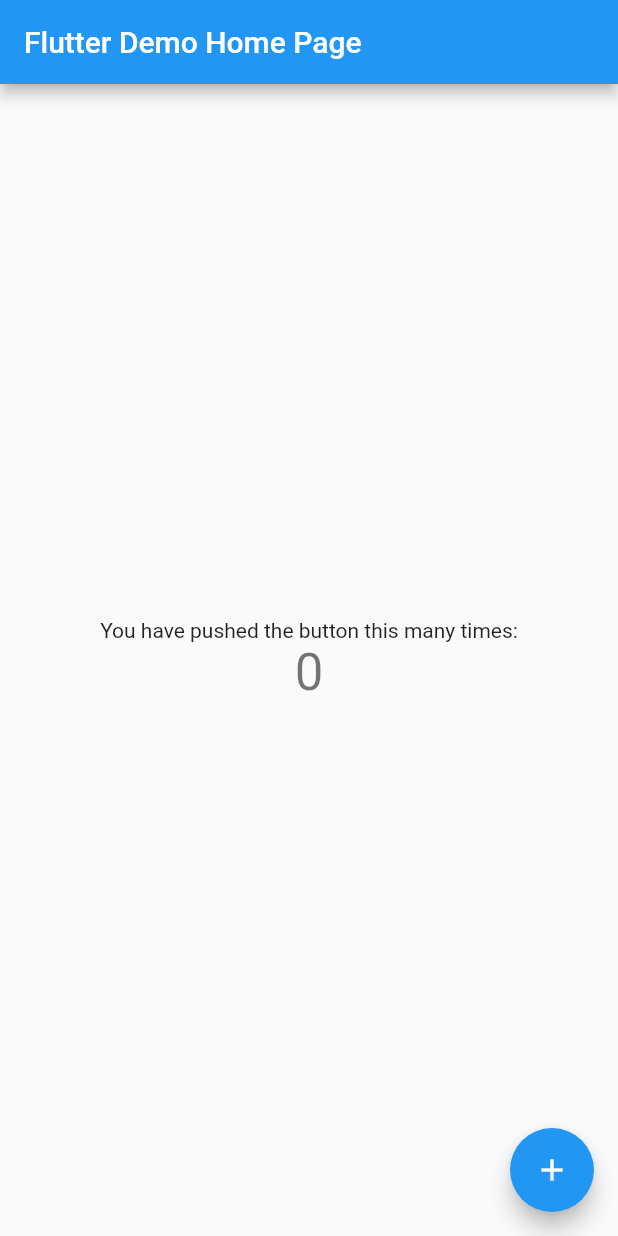
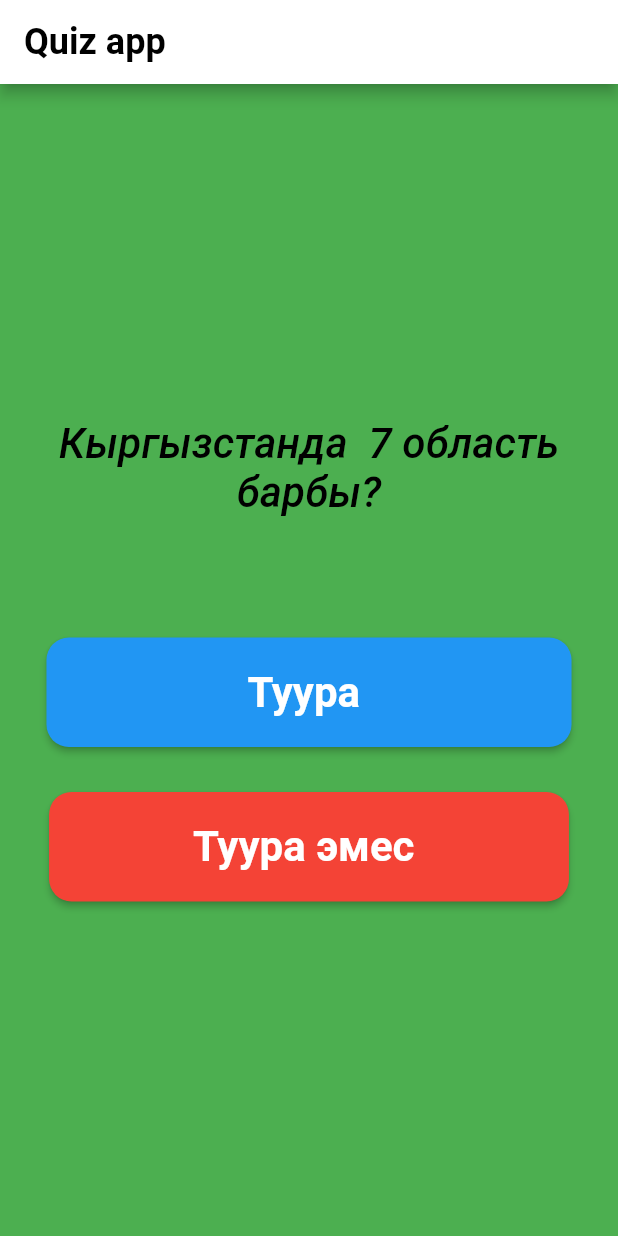
Before and after one commit to zharkynai13/Flutter-bilim, a Flutter app: the screen it shows after launch, on a phone screen of 412 x 824 dp. Run offline on Flutter 3.47's test engine with Material 2 defaults, Android fonts, the phone set to English and light mode, and no system bars; Roboto replaces fonts that are missing (addressCityAndState).

Commit message:
add quiz app ui

```diff
--- /dev/null
+++ b/quiz_app_hw7/lib/app/app.dart
@@ -0,0 +1,19 @@
+import 'package:flutter/material.dart';
+import 'package:quiz_app_hw7/home/my_home_page.dart';
+
+class MyApp extends StatelessWidget {
+  const MyApp({super.key});
+
+
+  @override
+  Widget build(BuildContext context) {
+    return MaterialApp(
+      debugShowCheckedModeBanner: false,
+      title: 'Flutter Demo',
+      theme: ThemeData(
+        primarySwatch: Colors.blue,
+      ),
+      home: const MyHomePage(),
+    );
+  }
+}
--- /dev/null
+++ b/quiz_app_hw7/lib/constants/app_colors.dart
@@ -0,0 +1,8 @@
+import 'package:flutter/material.dart';
+
+class AppColors {
+  static const appBarColor = Colors.white;
+  static const appBarTextColor = Colors.black;
+  static const bodyColor = Colors.green;
+  static const buttonColorFalse = Colors.red;
+}
--- /dev/null
+++ b/quiz_app_hw7/lib/constants/app_textStyle.dart
@@ -0,0 +1,16 @@
+import 'package:flutter/material.dart';
+import 'package:quiz_app_hw7/constants/app_colors.dart';
+
+class AppTextStyles {
+  static const appBarTextStyle = TextStyle(fontSize: 24,
+  fontWeight: FontWeight.bold,color: AppColors.appBarTextColor);
+  static const bodyTextStyle = TextStyle(fontSize: 28,
+  fontWeight: FontWeight.w500,fontFamily: AutofillHints.addressCityAndState,
+  color: AppColors.appBarTextColor,
+  fontStyle: FontStyle.italic,);
+
+  static const buttonTextStyle = TextStyle(fontSize: 28, fontWeight: FontWeight.w600,
+  color: AppColors.appBarColor,);
+  static const falseButtonTextStyle = TextStyle(fontSize: 28, fontWeight: FontWeight.w600,
+  color:Colors.white,);
+}
--- /dev/null
+++ b/quiz_app_hw7/lib/home/my_home_page.dart
@@ -0,0 +1,75 @@
+import 'package:flutter/material.dart';
+import 'package:quiz_app_hw7/constants/app_colors.dart';
+import 'package:quiz_app_hw7/constants/app_textStyle.dart';
+
+class MyHomePage extends StatefulWidget {
+  const MyHomePage({super.key});
+
+  @override
+  State<MyHomePage> createState() => _MyHomePageState();
+}
+
+class _MyHomePageState extends State<MyHomePage> {
+  @override
+  Widget build(BuildContext context) {
+    return Scaffold( backgroundColor: AppColors.bodyColor,
+      appBar: AppBar(
+        backgroundColor: AppColors.appBarColor,
+        title:  const Text("Quiz app",
+        style: AppTextStyles.appBarTextStyle,
+        ),
+      ),
+      body: Center(
+        child: Column(
+          mainAxisAlignment: MainAxisAlignment.center,
+          children:  [
+            const Text("Кыргызстанда  7 область барбы?",
+            style: AppTextStyles.bodyTextStyle,textAlign: TextAlign.center,
+            ),
+            const SizedBox(height: 80,),
+
+            ElevatedButton(onPressed: () {
+
+            },
+
+            style: ButtonStyle(
+              shape: MaterialStateProperty.all<RoundedRectangleBorder>(RoundedRectangleBorder(borderRadius:
+            BorderRadius.circular(15))),
+            ),
+            child: const Padding(
+              padding:  EdgeInsets.symmetric(horizontal: 118, vertical: 20),
+              child: Text("Туура ",
+               style: AppTextStyles.buttonTextStyle,),
+            )),
+
+              const SizedBox(height: 30,),
+            ElevatedButton(onPressed: () {
+
+            },
+
+            style: ButtonStyle(
+              backgroundColor:
+               MaterialStateProperty.all<Color>(AppColors.buttonColorFalse),
+              shape: MaterialStateProperty.all<RoundedRectangleBorder>(RoundedRectangleBorder(borderRadius:
+            BorderRadius.circular(15),
+            )),
+            ),
+
+            child: const Padding(
+              padding:  EdgeInsets.symmetric(horizontal: 80, vertical: 20),
+              child: Text("Туура эмес ",
+              style: AppTextStyles.falseButtonTextStyle,),
+            ),
+            ),
+            // ListView.builder(
+            //   scrollDirection: Axis.horizontal,
+            //   itemBuilder: (context, index) {
+            //     return;
+
+            // },)
+          ],
+        ),
+      ),
+    );
+  }
+}
--- a/quiz_app_hw7/lib/main.dart
+++ b/quiz_app_hw7/lib/main.dart
@@ -1,115 +1,6 @@
 import 'package:flutter/material.dart';
+import 'package:quiz_app_hw7/app/app.dart';
 
 void main() {
   runApp(const MyApp());
 }
-
-class MyApp extends StatelessWidget {
-  const MyApp({super.key});
-
-  // This widget is the root of your application.
-  @override
-  Widget build(BuildContext context) {
-    return MaterialApp(
-      title: 'Flutter Demo',
-      theme: ThemeData(
-        // This is the theme of your application.
-        //
-        // Try running your application with "flutter run". You'll see the
-        // application has a blue toolbar. Then, without quitting the app, try
-        // changing the primarySwatch below to Colors.green and then invoke
-        // "hot reload" (press "r" in the console where you ran "flutter run",
-        // or simply save your changes to "hot reload" in a Flutter IDE).
-        // Notice that the counter didn't reset back to zero; the application
-        // is not restarted.
-        primarySwatch: Colors.blue,
-      ),
-      home: const MyHomePage(title: 'Flutter Demo Home Page'),
-    );
-  }
-}
-
-class MyHomePage extends StatefulWidget {
-  const MyHomePage({super.key, required this.title});
-
-  // This widget is the home page of your application. It is stateful, meaning
-  // that it has a State object (defined below) that contains fields that affect
-  // how it looks.
-
-  // This class is the configuration for the state. It holds the values (in this
-  // case the title) provided by the parent (in this case the App widget) and
-  // used by the build method of the State. Fields in a Widget subclass are
-  // always marked "final".
-
-  final String title;
-
-  @override
-  State<MyHomePage> createState() => _MyHomePageState();
-}
-
-class _MyHomePageState extends State<MyHomePage> {
-  int _counter = 0;
-
-  void _incrementCounter() {
-    setState(() {
-      // This call to setState tells the Flutter framework that something has
-      // changed in this State, which causes it to rerun the build method below
-      // so that the display can reflect the updated values. If we changed
-      // _counter without calling setState(), then the build method would not be
-      // called again, and so nothing would appear to happen.
-      _counter++;
-    });
-  }
-
-  @override
-  Widget build(BuildContext context) {
-    // This method is rerun every time setState is called, for instance as done
-    // by the _incrementCounter method above.
-    //
-    // The Flutter framework has been optimized to make rerunning build methods
-    // fast, so that you can just rebuild anything that needs updating rather
-    // than having to individually change instances of widgets.
-    return Scaffold(
-      appBar: AppBar(
-        // Here we take the value from the MyHomePage object that was created by
-        // the App.build method, and use it to set our appbar title.
-        title: Text(widget.title),
-      ),
-      body: Center(
-        // Center is a layout widget. It takes a single child and positions it
-        // in the middle of the parent.
-        child: Column(
-          // Column is also a layout widget. It takes a list of children and
-          // arranges them vertically. By default, it sizes itself to fit its
-          // children horizontally, and tries to be as tall as its parent.
-          //
-          // Invoke "debug painting" (press "p" in the console, choose the
-          // "Toggle Debug Paint" action from the Flutter Inspector in Android
-          // Studio, or the "Toggle Debug Paint" command in Visual Studio Code)
-          // to see the wireframe for each widget.
-          //
-          // Column has various properties to control how it sizes itself and
-          // how it positions its children. Here we use mainAxisAlignment to
-          // center the children vertically; the main axis here is the vertical
-          // axis because Columns are vertical (the cross axis would be
-          // horizontal).
-          mainAxisAlignment: MainAxisAlignment.center,
-          children: <Widget>[
-            const Text(
-              'You have pushed the button this many times:',
-            ),
-            Text(
-              '$_counter',
-              style: Theme.of(context).textTheme.headlineMedium,
-            ),
-          ],
-        ),
-      ),
-      floatingActionButton: FloatingActionButton(
-        onPressed: _incrementCounter,
-        tooltip: 'Increment',
-        child: const Icon(Icons.add),
-      ), // This trailing comma makes auto-formatting nicer for build methods.
-    );
-  }
-}
```
Also changed, not shown: quiz_app_hw7/pubspec.yaml (+5 -46 lines), 1 other file.
